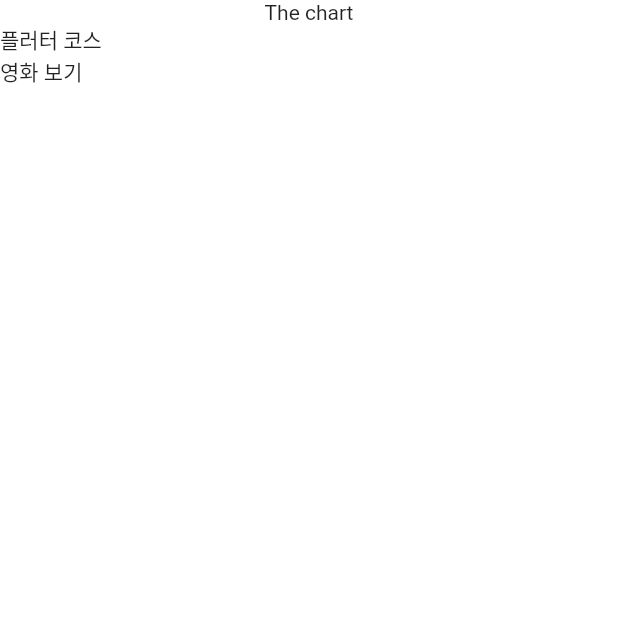
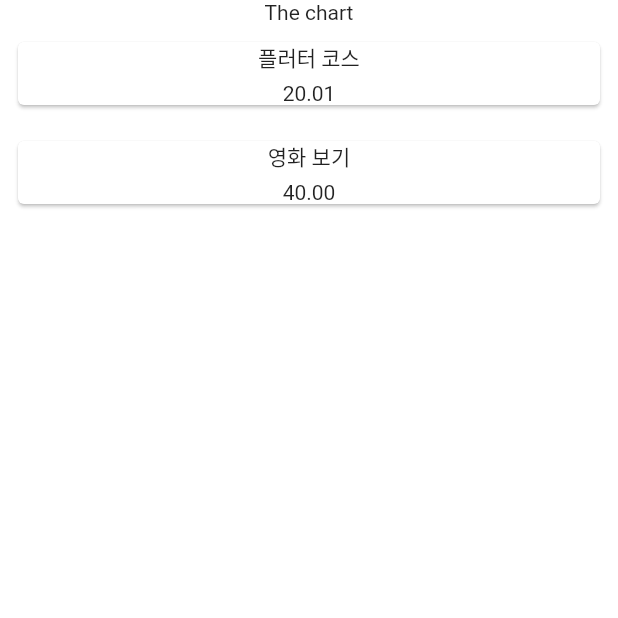
Before and after one commit to haservi/udemy-flutter, a Flutter app: the screen it shows after launch, on a phone screen of 412 x 824 dp, the top half of it. Run offline on Flutter 3.47's test engine with Material 2 defaults, Android fonts, the phone set to English and light mode, and no system bars; our stand-ins replace google_fonts.

Commit message:
feat: Card 화면 구성(추가 작업 필요)

```diff
--- a/expense_tracker/lib/main.dart
+++ b/expense_tracker/lib/main.dart
@@ -1,4 +1,4 @@
-import 'package:expense_tracker/expenses.dart';
+import 'package:expense_tracker/widgets/expenses.dart';
 import 'package:flutter/material.dart';
 
 void main() {
--- a/expense_tracker/lib/expenses.dart
+++ b/expense_tracker/lib/widgets/expenses.dart
@@ -1,5 +1,5 @@
-import 'package:expense_tracker/expenses_list.dart';
 import 'package:expense_tracker/models/expense.dart';
+import 'package:expense_tracker/widgets/expenses_list/expenses_list.dart';
 import 'package:flutter/material.dart';
 
 class Expenses extends StatefulWidget {
--- /dev/null
+++ b/expense_tracker/lib/widgets/expenses_list/expense_item.dart
@@ -0,0 +1,26 @@
+import 'package:expense_tracker/models/expense.dart';
+import 'package:flutter/material.dart';
+
+class ExpenseItem extends StatelessWidget {
+  const ExpenseItem(this.expense, {super.key});
+
+  final Expense expense;
+
+  @override
+  Widget build(BuildContext context) {
+    return Padding(
+      padding: const EdgeInsets.all(8.0),
+      child: Card(
+        child: Column(
+          children: [
+            Text(expense.title),
+            const SizedBox(height: 5),
+            Text(
+              expense.amount.toStringAsFixed(2),
+            ),
+          ],
+        ),
+      ),
+    );
+  }
+}
--- a/expense_tracker/lib/expenses_list.dart
+++ b/expense_tracker/lib/widgets/expenses_list/expenses_list.dart
@@ -1,4 +1,5 @@
 import 'package:expense_tracker/models/expense.dart';
+import 'package:expense_tracker/widgets/expenses_list/expense_item.dart';
 import 'package:flutter/material.dart';
 
 class ExpensesList extends StatelessWidget {
@@ -13,7 +14,7 @@ class ExpensesList extends StatelessWidget {
   Widget build(BuildContext context) {
     return ListView.builder(
       itemCount: expenses.length,
-      itemBuilder: (ctx, index) => Text(expenses[index].title),
+      itemBuilder: (ctx, index) => ExpenseItem(expenses[index]),
     );
   }
 }
```
